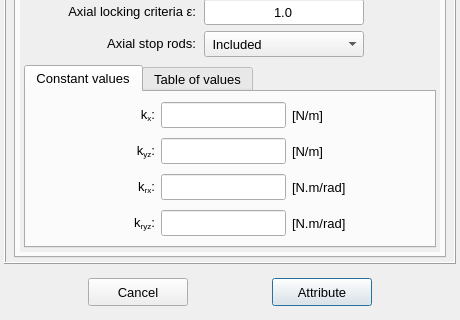
Above: pulse/interface/data/ui_files/model/setup/structural/expansion_joint_input.ui from open-pulse/OpenPulse before the change; both pictures show x 0 to 460 and y 252 to 572 of the 460 by 572 pixel window. Below: the same form after it.
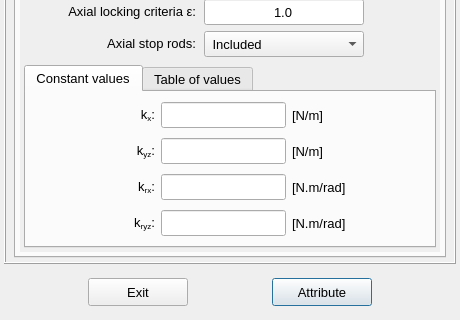
That is the form after the change. Icons and pictures are not drawn.

Commit message: Replace the button text "Cancel" by "Exit"

Diff of the .ui file:
```diff
--- a/pulse/interface/data/ui_files/model/setup/structural/expansion_joint_input.ui
+++ b/pulse/interface/data/ui_files/model/setup/structural/expansion_joint_input.ui
@@ -2116,7 +2116,7 @@
          <string notr="true"/>
         </property>
         <property name="text">
-         <string>Cancel</string>
+         <string>Exit</string>
         </property>
         <property name="autoDefault">
          <bool>false</bool>
```
Left out of the diff: 4 changed lines with no effect on the pictures. The commit also changes 75 other files.
